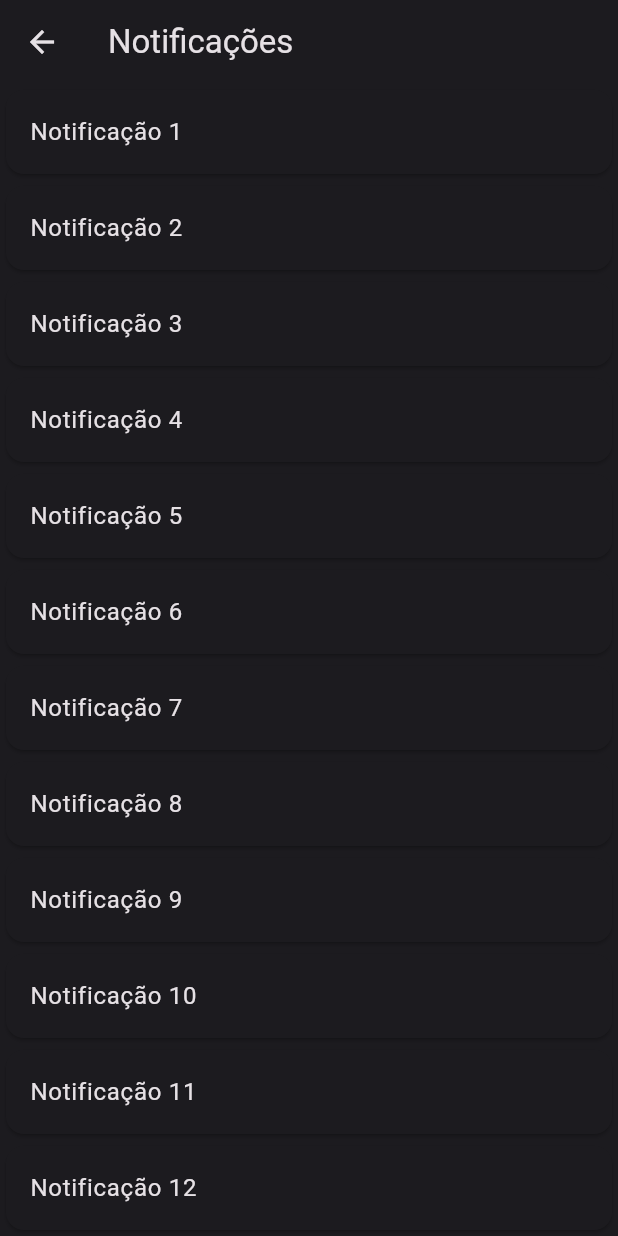
After one commit to Matheus-Rezende/youtube, a Flutter app: the screen it shows after launch, item 2 of the bottom bar chosen, after a tap on the "notifications none" icon, on a phone screen of 412 x 824 dp. The commit adds this screen. Run offline on Flutter 3.47's test engine with Material 2 defaults, Android fonts, the phone set to English and light mode, and no system bars; our stand-ins replace youtube_player_flutter; network calls fail.

Commit message:
Aula 5: Criando tela de notificações

```diff
--- a/lib/home.dart
+++ b/lib/home.dart
@@ -3,6 +3,7 @@ import 'package:youtube/Colors/lib_color_schemes.g.dart';
 import 'package:youtube/custom_search_delegate.dart';
 import 'package:youtube/pages/home_page.dart';
 import 'package:youtube/pages/library_page.dart';
+import 'package:youtube/pages/notifications_page.dart';
 import 'package:youtube/pages/profile_page.dart';
 import 'package:youtube/pages/shorts_page.dart';
 import 'package:youtube/pages/subs_page.dart';
@@ -22,10 +23,11 @@ class _HomeState extends State<Home> {
       title: 'YouTube',
       theme: ThemeData(
         useMaterial3: true,
-        colorScheme: ColorScheme.fromSeed(
-          seedColor: Colors.red,
-          brightness: Brightness.dark
-        )
+        // colorScheme: ColorScheme.fromSeed(
+        //   seedColor: Colors.red,
+        //   brightness: Brightness.dark
+        // )
+        colorScheme: darkColorScheme
       ),
       home: const MyHomePage(),
     );
@@ -75,7 +77,8 @@ class _MyHomePageState extends State<MyHomePage> {
           ),
           IconButton(
             onPressed: (){
-              debugPrint("Ação videoCam");
+              Navigator.push(context, MaterialPageRoute(builder: (context) => const NotificationsPage()));
+              debugPrint("Ação notificação");
             },
             icon: const Icon(
               Icons.notifications_none_rounded,
@@ -91,7 +94,6 @@ class _MyHomePageState extends State<MyHomePage> {
               setState(() {
                 _result = res;
               });
-              debugPrint("Resultado: foi digitado $res");
             },
             icon: const Icon(
               Icons.search,
--- a/lib/pages/home_page.dart
+++ b/lib/pages/home_page.dart
@@ -17,15 +17,39 @@ class HomePage extends StatefulWidget {
 }
 
 class _HomePageState extends State<HomePage> {
+
+  _listarVideos(String search){
+
+    Api api = Api();
+    return api.search(search);
+  }
+
+  @override
+  void initState() {
+    super.initState();
+    debugPrint("chamada 1 - initState");
+  }
+
+  @override
+  void didChangeDependencies() {
+    super.didChangeDependencies();
+    debugPrint("chamada 2 - didChangeDependencies");
+
+  }
+
+  @override
+  void didUpdateWidget(covariant HomePage oldWidget) {
+    super.didUpdateWidget(oldWidget);
+    debugPrint("chamada 2 - didUpdateWidget");
+  }
+  @override
+  void dispose() {
+    super.dispose();
+    debugPrint("chamada 4 - dispose");
+  }
   @override
   Widget build(BuildContext context) {
-
-    _listarVideos(String search){
-
-      Api api = Api();
-      debugPrint("Result: ${api.search(search)}");
-      return api.search(search);
-    }
+    debugPrint("chamada 3 - build");
     return FutureBuilder<List<Video>?>(
       future: _listarVideos(widget.search),
       builder: (context, snapshot){
@@ -51,26 +75,33 @@ class _HomePageState extends State<HomePage> {
                   YoutubePlayerController _controllerVideo = YoutubePlayerController(
                     initialVideoId: video.id,
                     flags: const YoutubePlayerFlags(
+                      controlsVisibleAtStart: true,
+                      showLiveFullscreenButton: false,
+                      forceHD: true,
                       autoPlay: false,
                     )
                   );
 
                   return Column(
                     children: <Widget>[
-                      // Container(
-                      //   height: 200,
-                      //   decoration: BoxDecoration(
-                      //     image: DecorationImage(
-                      //       fit: BoxFit.cover,
-                      //       image: NetworkImage(
-                      //         video.image
-                      //       )
-                      //     )
-                      //   ),
-                      // ),
                       YoutubePlayerBuilder(
                         player: YoutubePlayer(
                             controller: _controllerVideo,
+                            progressIndicatorColor: Colors.red,
+                            showVideoProgressIndicator: true,
+                            aspectRatio: 19.5 / 9,
+                            actionsPadding: const EdgeInsets.all(20),
+                            thumbnail: Container(
+                              height: 200,
+                              decoration: BoxDecoration(
+                                image: DecorationImage(
+                                  fit: BoxFit.cover,
+                                  image: NetworkImage(
+                                    video.image
+                                  )
+                                )
+                              ),
+                            ),
                         ),
                         builder: (context, player){
                           return Column(
@@ -82,11 +113,10 @@ class _HomePageState extends State<HomePage> {
                           );
                         },
                       ),
-
                       ListTile(
                         title: Text(video.title),
                         subtitle: Text(video.channel),
-                      )
+                      ),
                     ],
                   );
                 },
--- /dev/null
+++ b/lib/pages/notifications_page.dart
@@ -0,0 +1,71 @@
+import 'package:flutter/material.dart';
+
+class NotificationsPage extends StatefulWidget {
+  const NotificationsPage({Key? key}) : super(key: key);
+
+  @override
+  State<NotificationsPage> createState() => _NotificationsPageState();
+}
+
+class _NotificationsPageState extends State<NotificationsPage> {
+
+  final items = List<String>.generate(20, (i) => 'Notificação ${i + 1}');
+
+  @override
+  Widget build(BuildContext context) {
+    return Scaffold(
+      appBar: AppBar(
+        title: const Text("Notificações"),
+      ),
+      body: items.isNotEmpty ?
+        ListView.builder(
+        itemCount: items.length,
+        itemBuilder: (context, index){
+          final item = items[index];
+          return Card(
+            child: Dismissible(
+              key: Key(item),
+              behavior: HitTestBehavior.translucent,
+              movementDuration: const Duration(microseconds: 50),
+              background: ClipRRect(
+                borderRadius: BorderRadius.circular(10),
+                child: Container(
+                  padding: const EdgeInsets.only(right: 30),
+                  alignment: Alignment.center,
+                  color: Colors.red,
+                  child: const Icon(
+                    Icons.delete,
+                    color: Colors.white,
+                    size: 40,
+                  ),
+                ),
+              ),
+              onDismissed: (direction) {
+                setState(() {
+                  items.removeAt(index);
+                });
+                ScaffoldMessenger.of(context)
+                  .showSnackBar(
+                  SnackBar(
+                    content: Text(
+                      "Notificação $item removida",
+                      textAlign: TextAlign.center,
+                      style: const TextStyle(
+                        fontSize: 16
+                      ),
+                      )
+                    )
+                  );
+              },
+              child: ListTile(
+                title: Text(item),
+              )
+            )
+          );
+        }
+      ) : const Center(
+        child: Text("Não há mais notificações"),
+      )
+    );
+  }
+}
--- a/pubspec.yaml
+++ b/pubspec.yaml
@@ -29,7 +29,7 @@ environment:
 dependencies:
   flutter:
     sdk: flutter
-  youtube_player_flutter: ^8.0.0
+  youtube_player_flutter: ^8.1.0
 
 
   # The following adds the Cupertino Icons font to your application.
```
Also changed, not shown: lib/api.dart (+0 -10 lines), pubspec.lock.
